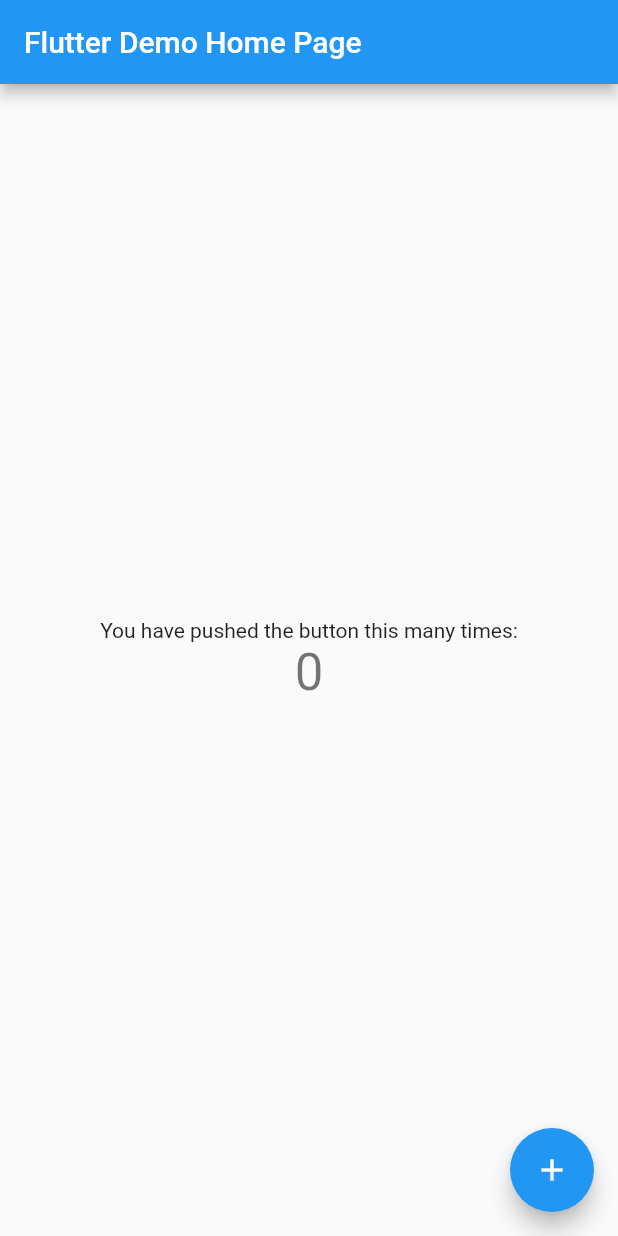
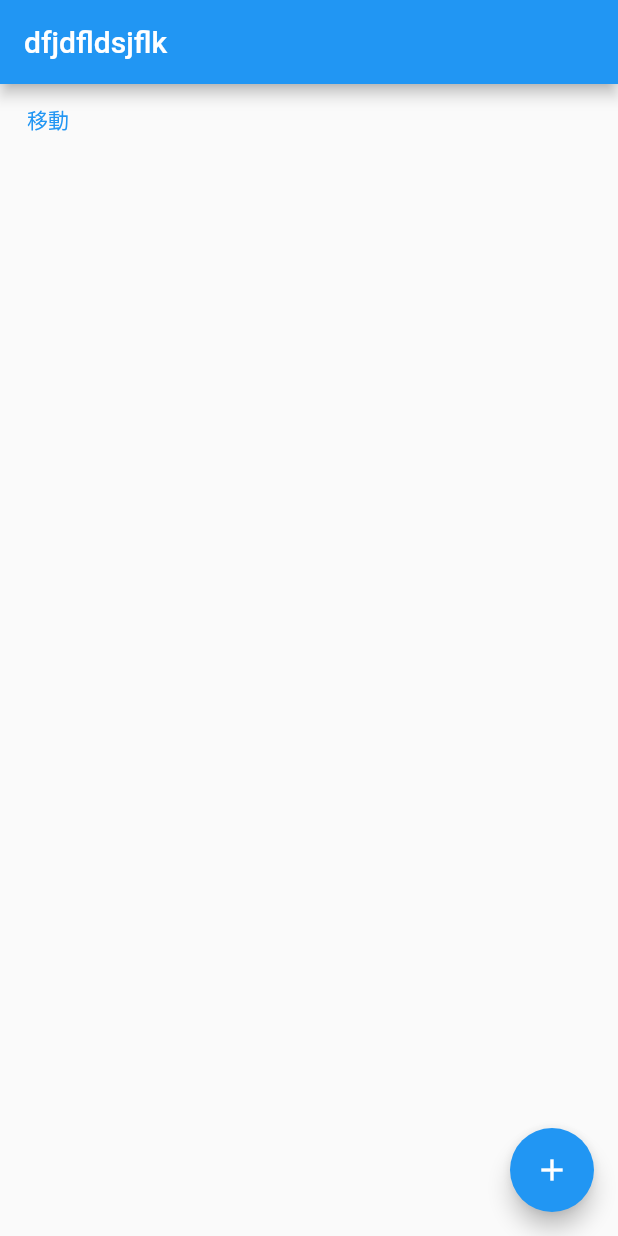
Before and after one commit to kojikokojiko/team5, a Flutter app: the screen it shows after launch, on a phone screen of 412 x 824 dp. Run offline on Flutter 3.47's test engine with Material 2 defaults, Android fonts, the phone set to English and light mode, and no system bars.

Commit message:
白紙page追加

```diff
--- a/lib/main.dart
+++ b/lib/main.dart
@@ -1,3 +1,4 @@
+import 'package:benese_team5/view/class_room.dart';
 import 'package:flutter/material.dart';
 
 void main() {
@@ -13,18 +14,9 @@ class MyApp extends StatelessWidget {
     return MaterialApp(
       title: 'Flutter Demo',
       theme: ThemeData(
-        // This is the theme of your application.
-        //
-        // Try running your application with "flutter run". You'll see the
-        // application has a blue toolbar. Then, without quitting the app, try
-        // changing the primarySwatch below to Colors.green and then invoke
-        // "hot reload" (press "r" in the console where you ran "flutter run",
-        // or simply save your changes to "hot reload" in a Flutter IDE).
-        // Notice that the counter didn't reset back to zero; the application
-        // is not restarted.
         primarySwatch: Colors.blue,
       ),
-      home: const MyHomePage(title: 'Flutter Demo Home Page'),
+      home: ClassRoom(),
     );
   }
 }
--- /dev/null
+++ b/lib/view/class_room.dart
@@ -0,0 +1,40 @@
+import 'package:flutter/material.dart';
+
+import 'insert_data_page.dart';
+import 'listpage.dart';
+
+
+class ClassRoom extends StatelessWidget {
+  const ClassRoom({Key? key}) : super(key: key);
+
+  @override
+  Widget build(BuildContext context) {
+    return Scaffold(
+      appBar: AppBar(
+        title: Text("dfjdfldsjflk"),
+      ),
+
+      body: Container(
+        child: TextButton(
+          onPressed: () {
+            Navigator.push(
+                context, MaterialPageRoute(builder: (context) => ListPage()));
+
+          },
+          child: Text("移動"),
+
+        ),
+      ),
+        floatingActionButton: FloatingActionButton(
+          child: Icon(Icons.add),
+        onPressed: () {
+          Navigator.push(
+            context,
+            MaterialPageRoute(builder: (context) => InsertDataPage()),
+          );
+
+        },
+      ),
+    );
+  }
+}
```
Also changed, not shown: lib/view/insert_data_page.dart (added, +10 -0 lines), lib/view/listpage.dart (added, +14 -0 lines).
